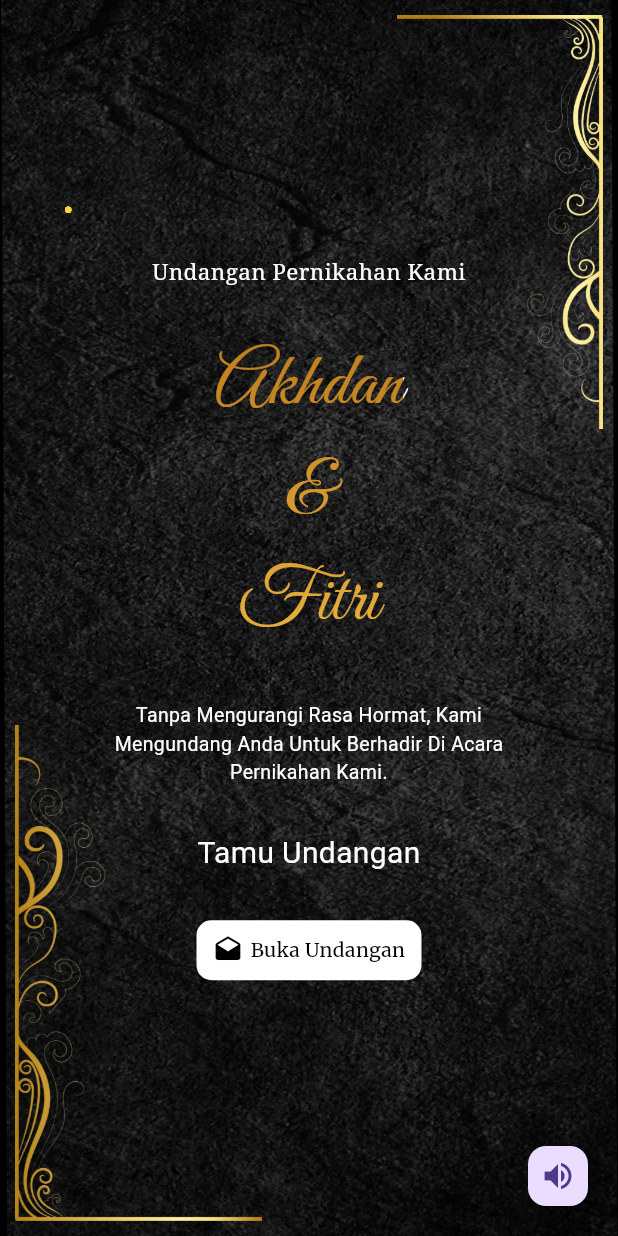
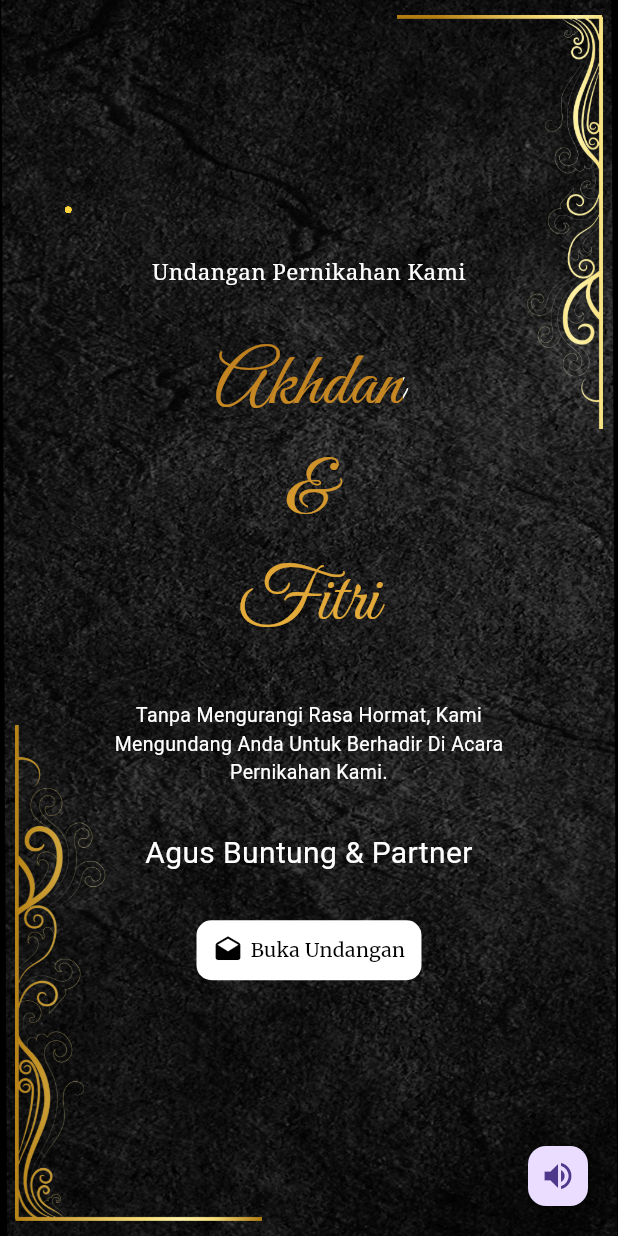
Before and after one commit to Akhdan1998/wedding_invitation, a Flutter app: the HomePage screen opened directly, on a phone screen of 412 x 824 dp. Run offline on Flutter 3.47's test engine with Material 3 defaults, Android fonts, the phone set to English and light mode, and no system bars; drawn by our look-alikes of flutter_bounce; our stand-ins replace audioplayers, cloud_firestore, delightful_toast, firebase_auth, firebase_core, google_fonts and 2 more; missing offline and left inert: clipboard, universal_html; accounts and stored records are empty; network calls fail; statements that could not run were skipped.

Commit message:
Update project

```diff
--- a/lib/pages/homepage.dart
+++ b/lib/pages/homepage.dart
@@ -317,7 +317,7 @@ class _HomePageState extends State<HomePage> with TickerProviderStateMixin {
                 _buildTextBonaNova(
                   guestName.isNotEmpty
                       ? '$guestName & Partner'
-                      : 'Tamu Undangan',
+                      : 'Agus Buntung & Partner',
                   fontSize: 20,
                 ),
                 const SizedBox(height: 30),
```
Also changed, not shown: 3 other files.
